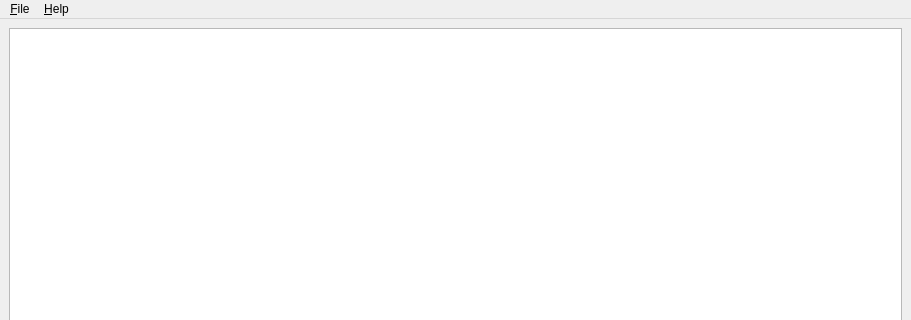
Qt form source/main_window.ui (jansorg/tom-ui) before a commit; both pictures show x 0 to 911 and y 0 to 320 of the 911 by 772 pixel window.
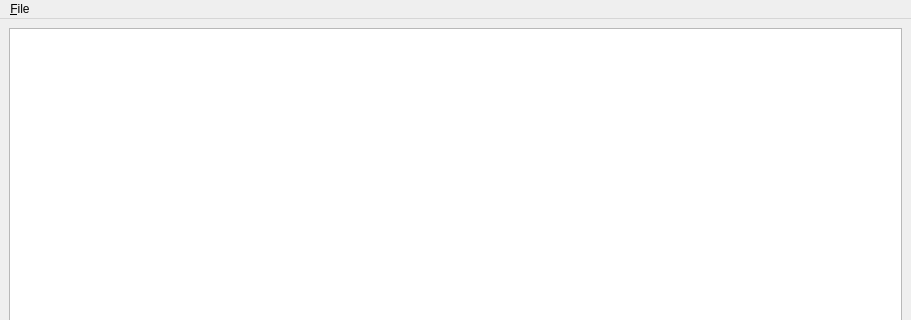
The same form after that commit. Custom widgets are drawn as their Qt base class.

Diff of the .ui file:
```diff
--- a/source/main_window.ui
+++ b/source/main_window.ui
@@ -91,14 +91,7 @@
     <addaction name="actionMinimize"/>
     <addaction name="actionE_xit"/>
    </widget>
-   <widget class="QMenu" name="menuHelp">
-    <property name="title">
-     <string>&amp;Help</string>
-    </property>
-    <addaction name="actionAbout"/>
-   </widget>
    <addaction name="menuFile"/>
-   <addaction name="menuHelp"/>
   </widget>
   <widget class="QStatusBar" name="statusbar"/>
   <action name="actionE_xit">
```
Left out of the diff: 2 changed lines with no effect on the pictures.
